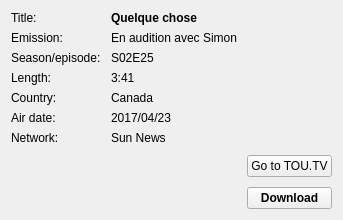
First picture: the form in toutvqt/dat/ui/infos_episode_widget.ui, repository bvanheu/pytoutv, before the edit.
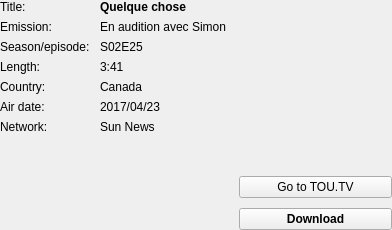
Second picture: the form after the edit.

Commit message: Qt: remove UI infos widgets margins

```diff
--- a/toutvqt/dat/ui/infos_episode_widget.ui
+++ b/toutvqt/dat/ui/infos_episode_widget.ui
@@ -2,10 +2,21 @@
 <ui version="4.0">
  <class>infos_emission_widget</class>
  <widget class="QWidget" name="infos_emission_widget">
+  <property name="geometry">
+   <rect>
+    <x>0</x>
+    <y>0</y>
+    <width>392</width>
+    <height>230</height>
+   </rect>
+  </property>
   <layout class="QHBoxLayout" name="horizontalLayout" stretch="3,2">
    <property name="spacing">
     <number>10</number>
    </property>
+   <property name="margin">
+    <number>0</number>
+   </property>
    <item>
     <layout class="QVBoxLayout" name="verticalLayout">
      <item>
```
The commit also changes 2 other files.
